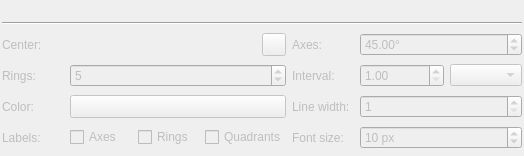
Old version of the form kadas/app/bullseye/kadasbullseyewidgetbase.ui in the repository kadas-albireo/kadas-albireo2.
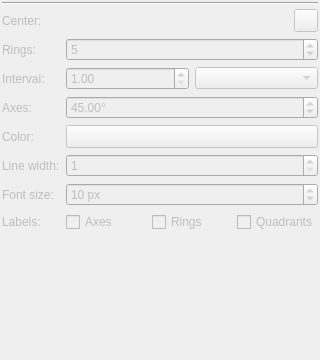
New version of the form. Icons and pictures are not drawn. Custom widgets are drawn as their Qt base class.

Patch:
```diff
--- a/kadas/app/bullseye/kadasbullseyewidgetbase.ui
+++ b/kadas/app/bullseye/kadasbullseyewidgetbase.ui
@@ -6,14 +6,17 @@
    <rect>
     <x>0</x>
     <y>0</y>
-    <width>524</width>
-    <height>156</height>
+    <width>320</width>
+    <height>360</height>
    </rect>
   </property>
   <property name="windowTitle">
    <string>Form</string>
   </property>
-  <layout class="QGridLayout" name="gridLayout_2">
+  <layout class="QVBoxLayout" name="verticalLayoutMain">
+   <property name="spacing">
+    <number>4</number>
+   </property>
    <property name="leftMargin">
     <number>2</number>
    </property>
@@ -26,32 +29,29 @@
    <property name="bottomMargin">
     <number>2</number>
    </property>
-   <item row="0" column="1">
-    <spacer name="horizontalSpacer">
-     <property name="orientation">
-      <enum>Qt::Horizontal</enum>
+   <item>
+    <layout class="QVBoxLayout" name="layerSelectionWidgetHolder">
+     <property name="spacing">
+      <number>0</number>
      </property>
-     <property name="sizeHint" stdset="0">
-      <size>
-       <width>351</width>
-       <height>20</height>
-      </size>
-     </property>
-    </spacer>
+    </layout>
    </item>
-   <item row="1" column="0" colspan="2">
+   <item>
     <widget class="Line" name="line">
      <property name="orientation">
       <enum>Qt::Horizontal</enum>
      </property>
     </widget>
    </item>
-   <item row="2" column="0" colspan="2">
+   <item>
     <widget class="QWidget" name="widgetLayerSetup" native="true">
      <property name="enabled">
       <bool>false</bool>
      </property>
-     <layout class="QGridLayout" name="gridLayout">
+     <layout class="QFormLayout" name="formLayout">
+      <property name="fieldGrowthPolicy">
+       <enum>QFormLayout::AllNonFixedFieldsGrow</enum>
+      </property>
       <property name="leftMargin">
        <number>0</number>
       </property>
@@ -64,42 +64,119 @@
       <property name="bottomMargin">
        <number>0</number>
       </property>
-      <item row="2" column="1">
-       <widget class="QLabel" name="labelColor">
+      <item row="0" column="0">
+       <widget class="QLabel" name="labelCenter">
         <property name="text">
-         <string>Color:</string>
+         <string>Center:</string>
         </property>
        </widget>
       </item>
-      <item row="3" column="3">
-       <widget class="QCheckBox" name="checkBoxLabelRings">
+      <item row="0" column="1">
+       <layout class="QHBoxLayout" name="horizontalLayout">
+        <property name="spacing">
+         <number>0</number>
+        </property>
+        <item>
+         <widget class="KadasCoordinateInput" name="inputCenter" native="true">
+          <property name="sizePolicy">
+           <sizepolicy hsizetype="Expanding" vsizetype="Preferred">
+            <horstretch>0</horstretch>
+            <verstretch>0</verstretch>
+           </sizepolicy>
+          </property>
+         </widget>
+        </item>
+        <item>
+         <widget class="QToolButton" name="toolButtonPickCenter">
+          <property name="icon">
+           <iconset resource="../../resources/resources.qrc">
+            <normaloff>:/kadas/icons/pick</normaloff>:/kadas/icons/pick</iconset>
+          </property>
+         </widget>
+        </item>
+       </layout>
+      </item>
+      <item row="1" column="0">
+       <widget class="QLabel" name="labelRings">
         <property name="text">
-         <string>Rings</string>
+         <string>Rings:</string>
         </property>
        </widget>
       </item>
-      <item row="1" column="5">
+      <item row="1" column="1">
+       <widget class="QSpinBox" name="spinBoxRings">
+        <property name="minimum">
+         <number>1</number>
+        </property>
+        <property name="maximum">
+         <number>1000</number>
+        </property>
+        <property name="value">
+         <number>5</number>
+        </property>
+       </widget>
+      </item>
+      <item row="2" column="0">
        <widget class="QLabel" name="labelInterval">
         <property name="text">
          <string>Interval:</string>
         </property>
        </widget>
       </item>
+      <item row="2" column="1">
+       <layout class="QHBoxLayout" name="horizontalLayoutInterval">
+        <item>
+         <widget class="QDoubleSpinBox" name="spinBoxRingInterval">
+          <property name="suffix">
+           <string notr="true"/>
+          </property>
+          <property name="minimum">
+           <double>1.000000000000000</double>
+          </property>
+          <property name="maximum">
+           <double>100000.000000000000000</double>
+          </property>
+          <property name="value">
+           <double>1.000000000000000</double>
+          </property>
+         </widget>
+        </item>
+        <item>
+         <widget class="QComboBox" name="comboBoxRingIntervalUnit"/>
+        </item>
+       </layout>
+      </item>
+      <item row="3" column="0">
+       <widget class="QLabel" name="labelAxes">
+        <property name="text">
+         <string>Axes:</string>
+        </property>
+       </widget>
+      </item>
       <item row="3" column="1">
-       <widget class="QLabel" name="labelLabels">
-        <property name="text">
-         <string>Labels:</string>
+       <widget class="QDoubleSpinBox" name="spinBoxAxesInterval">
+        <property name="suffix">
+         <string notr="true">°</string>
         </property>
+        <property name="minimum">
+         <double>5.000000000000000</double>
+        </property>
+        <property name="maximum">
+         <double>90.000000000000000</double>
+        </property>
+        <property name="value">
+         <double>45.000000000000000</double>
+        </property>
        </widget>
       </item>
-      <item row="1" column="1">
-       <widget class="QLabel" name="labelRings">
+      <item row="4" column="0">
+       <widget class="QLabel" name="labelColor">
         <property name="text">
-         <string>Rings:</string>
+         <string>Color:</string>
         </property>
        </widget>
       </item>
-      <item row="2" column="2" colspan="3">
+      <item row="4" column="1">
        <widget class="QgsColorButton" name="toolButtonColor">
         <property name="sizePolicy">
          <sizepolicy hsizetype="Preferred" vsizetype="Fixed">
@@ -109,28 +186,14 @@
         </property>
        </widget>
       </item>
-      <item row="3" column="4">
-       <widget class="QCheckBox" name="checkBoxLabelQuadrants">
-        <property name="text">
-         <string>Quadrants</string>
-        </property>
-       </widget>
-      </item>
-      <item row="2" column="5">
+      <item row="5" column="0">
        <widget class="QLabel" name="labelLineWidth">
         <property name="text">
          <string>Line width:</string>
         </property>
        </widget>
       </item>
-      <item row="0" column="5">
-       <widget class="QLabel" name="labelAxes">
-        <property name="text">
-         <string>Axes:</string>
-        </property>
-       </widget>
-      </item>
-      <item row="2" column="6" colspan="2">
+      <item row="5" column="1">
        <widget class="QSpinBox" name="spinBoxLineWidth">
         <property name="minimum">
          <number>1</number>
@@ -140,10 +203,14 @@
         </property>
        </widget>
       </item>
-      <item row="1" column="7">
-       <widget class="QComboBox" name="comboBoxRingIntervalUnit"/>
+      <item row="6" column="0">
+       <widget class="QLabel" name="labelFontSize">
+        <property name="text">
+         <string>Font size:</string>
+        </property>
+       </widget>
       </item>
-      <item row="3" column="6" colspan="2">
+      <item row="6" column="1">
        <widget class="QSpinBox" name="spinBoxFontSize">
         <property name="suffix">
          <string notr="true"> px</string>
@@ -156,117 +223,53 @@
         </property>
        </widget>
       </item>
-      <item row="3" column="5">
-       <widget class="QLabel" name="labelFontSize">
+      <item row="7" column="0">
+       <widget class="QLabel" name="labelLabels">
         <property name="text">
-         <string>Font size:</string>
+         <string>Labels:</string>
         </property>
        </widget>
       </item>
-      <item row="0" column="1">
-       <widget class="QLabel" name="labelCenter">
-        <property name="text">
-         <string>Center:</string>
-        </property>
-       </widget>
-      </item>
-      <item row="3" column="2">
-       <widget class="QCheckBox" name="checkBoxLabelAxes">
-        <property name="text">
-         <string>Axes</string>
-        </property>
-       </widget>
-      </item>
-      <item row="1" column="6">
-       <widget class="QDoubleSpinBox" name="spinBoxRingInterval">
-        <property name="suffix">
-         <string notr="true"/>
-        </property>
-        <property name="minimum">
-         <double>1.000000000000000</double>
-        </property>
-        <property name="maximum">
-         <double>100000.000000000000000</double>
-        </property>
-        <property name="value">
-         <double>1.000000000000000</double>
-        </property>
-       </widget>
-      </item>
-      <item row="0" column="6" colspan="2">
-       <widget class="QDoubleSpinBox" name="spinBoxAxesInterval">
-        <property name="suffix">
-         <string notr="true">°</string>
-        </property>
-        <property name="maximum">
-         <double>90.000000000000000</double>
-        </property>
-        <property name="value">
-         <double>45.000000000000000</double>
-        </property>
-       </widget>
-      </item>
-      <item row="1" column="2" colspan="3">
-       <widget class="QSpinBox" name="spinBoxRings">
-        <property name="minimum">
-         <number>1</number>
-        </property>
-        <property name="maximum">
-         <number>1000</number>
-        </property>
-        <property name="value">
-         <number>5</number>
-        </property>
-       </widget>
-      </item>
-      <item row="0" column="2" colspan="3">
-       <widget class="QWidget" name="widgetCenter" native="true">
-        <layout class="QHBoxLayout" name="horizontalLayout">
-         <property name="spacing">
-          <number>0</number>
-         </property>
-         <property name="leftMargin">
-          <number>0</number>
-         </property>
-         <property name="topMargin">
-          <number>0</number>
-         </property>
-         <property name="rightMargin">
-          <number>0</number>
-         </property>
-         <property name="bottomMargin">
-          <number>0</number>
-         </property>
-         <item>
-          <widget class="KadasCoordinateInput" name="inputCenter" native="true">
-           <property name="sizePolicy">
-            <sizepolicy hsizetype="Expanding" vsizetype="Preferred">
-             <horstretch>0</horstretch>
-             <verstretch>0</verstretch>
-            </sizepolicy>
-           </property>
-          </widget>
-         </item>
-         <item>
-          <widget class="QToolButton" name="toolButtonPickCenter">
-           <property name="icon">
-            <iconset resource="../../resources/resources.qrc">
-             <normaloff>:/kadas/icons/pick</normaloff>:/kadas/icons/pick</iconset>
-           </property>
-          </widget>
-         </item>
-        </layout>
-       </widget>
+      <item row="7" column="1">
+       <layout class="QHBoxLayout" name="horizontalLayoutLabels">
+        <item>
+         <widget class="QCheckBox" name="checkBoxLabelAxes">
+          <property name="text">
+           <string>Axes</string>
+          </property>
+         </widget>
+        </item>
+        <item>
+         <widget class="QCheckBox" name="checkBoxLabelRings">
+          <property name="text">
+           <string>Rings</string>
+          </property>
+         </widget>
+        </item>
+        <item>
+         <widget class="QCheckBox" name="checkBoxLabelQuadrants">
+          <property name="text">
+           <string>Quadrants</string>
+          </property>
+         </widget>
+        </item>
+       </layout>
       </item>
      </layout>
     </widget>
    </item>
-   <item row="0" column="0">
-    <layout class="QVBoxLayout" name="layerSelectionWidgetHolder">
-     <property name="spacing">
-      <number>0</number>
+   <item>
+    <spacer name="verticalSpacer">
+     <property name="orientation">
+      <enum>Qt::Vertical</enum>
      </property>
-    </layout>
+     <property name="sizeHint" stdset="0">
+      <size>
+       <width>20</width>
+       <height>40</height>
+      </size>
+     </property>
+    </spacer>
    </item>
   </layout>
  </widget>
```
